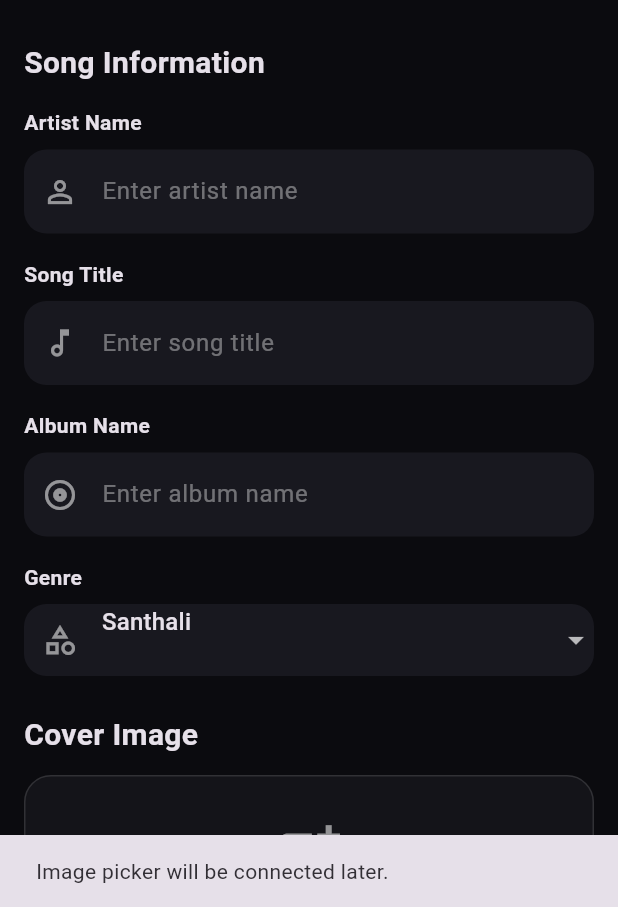
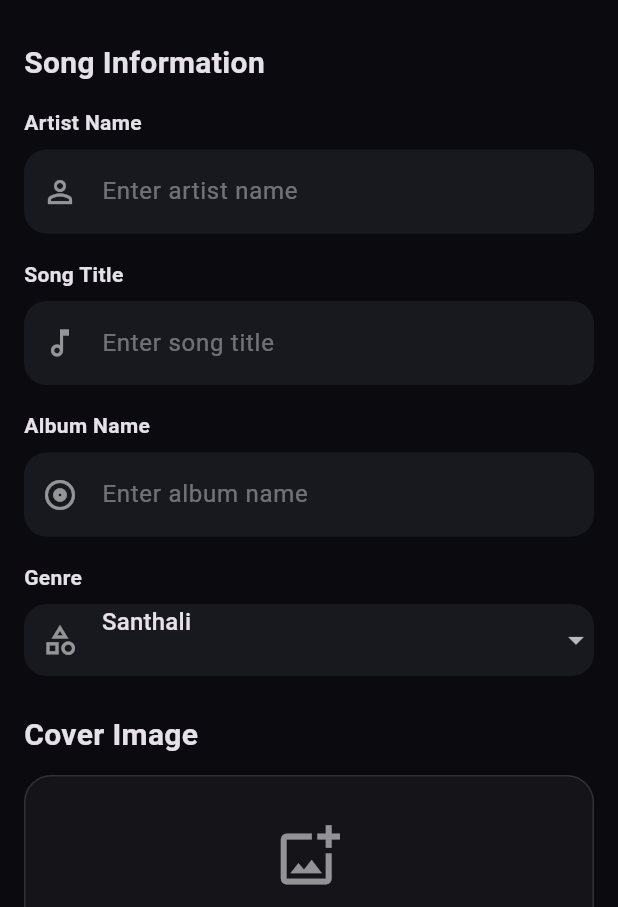
Before and after one commit to marandianil31-spec/Sereng, a Flutter app: the ArtistUploadScreen screen opened directly, after a tap on "Add Cover Image", on a phone screen of 412 x 824 dp, the part 329-1236 px from its top. Run offline on Flutter 3.47's test engine with Material 3 defaults, Android fonts, the phone set to English and light mode, and no system bars; our stand-ins replace file_picker, just_audio.

Commit message:
Implement file picking for cover and audio files
Added functionality to pick cover image and audio file with user feedback.

```diff
--- a/lib/screens/artist_upload_screen.dart
+++ b/lib/screens/artist_upload_screen.dart
@@ -1,4 +1,5 @@
 import 'package:flutter/material.dart';
+import 'package:file_picker/file_picker.dart';
 
 class ArtistUploadScreen extends StatefulWidget {
   const ArtistUploadScreen({super.key});
@@ -14,6 +15,9 @@ class _ArtistUploadScreenState extends State<ArtistUploadScreen> {
   final descriptionController = TextEditingController();
 
   String selectedGenre = 'Santhali';
+
+  String? coverFileName;
+  String? audioFileName;
 
   final List<String> genres = [
     'Santhali',
@@ -32,6 +36,67 @@ class _ArtistUploadScreenState extends State<ArtistUploadScreen> {
     super.dispose();
   }
 
+  // Pick cover image
+  Future<void> pickCoverImage() async {
+    try {
+      final result = await FilePicker.platform.pickFiles(
+        type: FileType.image,
+      );
+
+      if (result != null && result.files.isNotEmpty) {
+        setState(() {
+          coverFileName = result.files.first.name;
+        });
+
+        ScaffoldMessenger.of(context).showSnackBar(
+          const SnackBar(
+            content: Text('Cover image selected successfully.'),
+          ),
+        );
+      }
+    } catch (e) {
+      ScaffoldMessenger.of(context).showSnackBar(
+        SnackBar(
+          content: Text('Image select nahi ho payi: $e'),
+        ),
+      );
+    }
+  }
+
+  // Pick audio file
+  Future<void> pickAudioFile() async {
+    try {
+      final result = await FilePicker.platform.pickFiles(
+        type: FileType.custom,
+        allowedExtensions: [
+          'mp3',
+          'wav',
+          'm4a',
+          'aac',
+          'ogg',
+        ],
+      );
+
+      if (result != null && result.files.isNotEmpty) {
+        setState(() {
+          audioFileName = result.files.first.name;
+        });
+
+        ScaffoldMessenger.of(context).showSnackBar(
+          const SnackBar(
+            content: Text('Audio file selected successfully.'),
+          ),
+        );
+      }
+    } catch (e) {
+      ScaffoldMessenger.of(context).showSnackBar(
+        SnackBar(
+          content: Text('Audio select nahi ho paya: $e'),
+        ),
+      );
+    }
+  }
+
   void submitSong() {
     if (artistController.text.trim().isEmpty ||
         songController.text.trim().isEmpty) {
@@ -45,10 +110,28 @@ class _ArtistUploadScreenState extends State<ArtistUploadScreen> {
       return;
     }
 
+    if (coverFileName == null) {
+      ScaffoldMessenger.of(context).showSnackBar(
+        const SnackBar(
+          content: Text('Please select a cover image.'),
+        ),
+      );
+      return;
+    }
+
+    if (audioFileName == null) {
+      ScaffoldMessenger.of(context).showSnackBar(
+        const SnackBar(
+          content: Text('Please select an audio file.'),
+        ),
+      );
+      return;
+    }
+
     ScaffoldMessenger.of(context).showSnackBar(
       const SnackBar(
         content: Text(
-          'Song submitted for approval.',
+          'Song selected successfully. Firebase upload will be connected next.',
         ),
       ),
     );
@@ -77,6 +160,7 @@ class _ArtistUploadScreenState extends State<ArtistUploadScreen> {
         child: Column(
           crossAxisAlignment: CrossAxisAlignment.start,
           children: [
+            // Header
             Container(
               width: double.infinity,
               padding: const EdgeInsets.all(20),
@@ -193,6 +277,7 @@ class _ArtistUploadScreenState extends State<ArtistUploadScreen> {
 
             const SizedBox(height: 25),
 
+            // Cover image
             const Text(
               'Cover Image',
               style: TextStyle(
@@ -204,15 +289,7 @@ class _ArtistUploadScreenState extends State<ArtistUploadScreen> {
             const SizedBox(height: 12),
 
             InkWell(
-              onTap: () {
-                ScaffoldMessenger.of(context).showSnackBar(
-                  const SnackBar(
-                    content: Text(
-                      'Image picker will be connected later.',
-                    ),
-                  ),
-                );
-              },
+              onTap: pickCoverImage,
               borderRadius: BorderRadius.circular(18),
               child: Container(
                 width: double.infinity,
@@ -224,7 +301,8 @@ class _ArtistUploadScreenState extends State<ArtistUploadScreen> {
                     color: Colors.white12,
                   ),
                 ),
-                child: const Column(
+                child: coverFileName == null
+                    ? const Column(
                         mainAxisAlignment: MainAxisAlignment.center,
                         children: [
                           Icon(
@@ -248,12 +326,45 @@ class _ArtistUploadScreenState extends State<ArtistUploadScreen> {
                             ),
                           ),
                         ],
+                      )
+                    : Column(
+                        mainAxisAlignment: MainAxisAlignment.center,
+                        children: [
+                          const Icon(
+                            Icons.check_circle,
+                            size: 45,
+                            color: Colors.greenAccent,
+                          ),
+                          const SizedBox(height: 10),
+                          const Text(
+                            'Cover Selected',
+                            style: TextStyle(
+                              fontWeight: FontWeight.bold,
+                            ),
+                          ),
+                          const SizedBox(height: 5),
+                          Padding(
+                            padding: const EdgeInsets.symmetric(
+                              horizontal: 20,
+                            ),
+                            child: Text(
+                              coverFileName!,
+                              maxLines: 1,
+                              overflow: TextOverflow.ellipsis,
+                              style: const TextStyle(
+                                color: Colors.white54,
+                                fontSize: 12,
+                              ),
+                            ),
+                          ),
+                        ],
                       ),
               ),
             ),
 
             const SizedBox(height: 25),
 
+            // Audio file
             const Text(
               'Audio File',
               style: TextStyle(
@@ -265,15 +376,7 @@ class _ArtistUploadScreenState extends State<ArtistUploadScreen> {
             const SizedBox(height: 12),
 
             InkWell(
-              onTap: () {
-                ScaffoldMessenger.of(context).showSnackBar(
-                  const SnackBar(
-                    content: Text(
-                      'Audio picker will be connected later.',
-                    ),
-                  ),
-                );
-              },
+              onTap: pickAudioFile,
               borderRadius: BorderRadius.circular(18),
               child: Container(
                 width: double.infinity,
@@ -285,7 +388,8 @@ class _ArtistUploadScreenState extends State<ArtistUploadScreen> {
                     color: Colors.white12,
                   ),
                 ),
-                child: const Row(
+                child: audioFileName == null
+                    ? const Row(
                         children: [
                           Icon(
                             Icons.audio_file_outlined,
@@ -306,7 +410,7 @@ class _ArtistUploadScreenState extends State<ArtistUploadScreen> {
                                 ),
                                 SizedBox(height: 5),
                                 Text(
-                            'MP3, WAV or supported audio',
+                                  'MP3, WAV, M4A, AAC or OGG',
                                   style: TextStyle(
                                     color: Colors.white38,
                                     fontSize: 12,
@@ -320,12 +424,52 @@ class _ArtistUploadScreenState extends State<ArtistUploadScreen> {
                             color: Colors.white38,
                           ),
                         ],
+                      )
+                    : Row(
+                        children: [
+                          const Icon(
+                            Icons.check_circle,
+                            size: 40,
+                            color: Colors.greenAccent,
+                          ),
+                          const SizedBox(width: 15),
+                          Expanded(
+                            child: Column(
+                              crossAxisAlignment:
+                                  CrossAxisAlignment.start,
+                              children: [
+                                const Text(
+                                  'Audio Selected',
+                                  style: TextStyle(
+                                    fontWeight: FontWeight.bold,
+                                  ),
+                                ),
+                                const SizedBox(height: 5),
+                                Text(
+                                  audioFileName!,
+                                  maxLines: 1,
+                                  overflow:
+                                      TextOverflow.ellipsis,
+                                  style: const TextStyle(
+                                    color: Colors.white54,
+                                    fontSize: 12,
+                                  ),
+                                ),
+                              ],
+                            ),
+                          ),
+                          const Icon(
+                            Icons.chevron_right,
+                            color: Colors.white38,
+                          ),
+                        ],
                       ),
               ),
             ),
 
             const SizedBox(height: 25),
 
+            // Description
             const Text(
               'Description',
               style: TextStyle(
@@ -359,6 +503,7 @@ class _ArtistUploadScreenState extends State<ArtistUploadScreen> {
 
             const SizedBox(height: 25),
 
+            // Approval notice
             Container(
               padding: const EdgeInsets.all(15),
               decoration: BoxDecoration(
@@ -391,6 +536,7 @@ class _ArtistUploadScreenState extends State<ArtistUploadScreen> {
 
             const SizedBox(height: 25),
 
+            // Submit
             SizedBox(
               width: double.infinity,
               height: 54,
```
Lines whose indentation alone changed are shown as unchanged.
